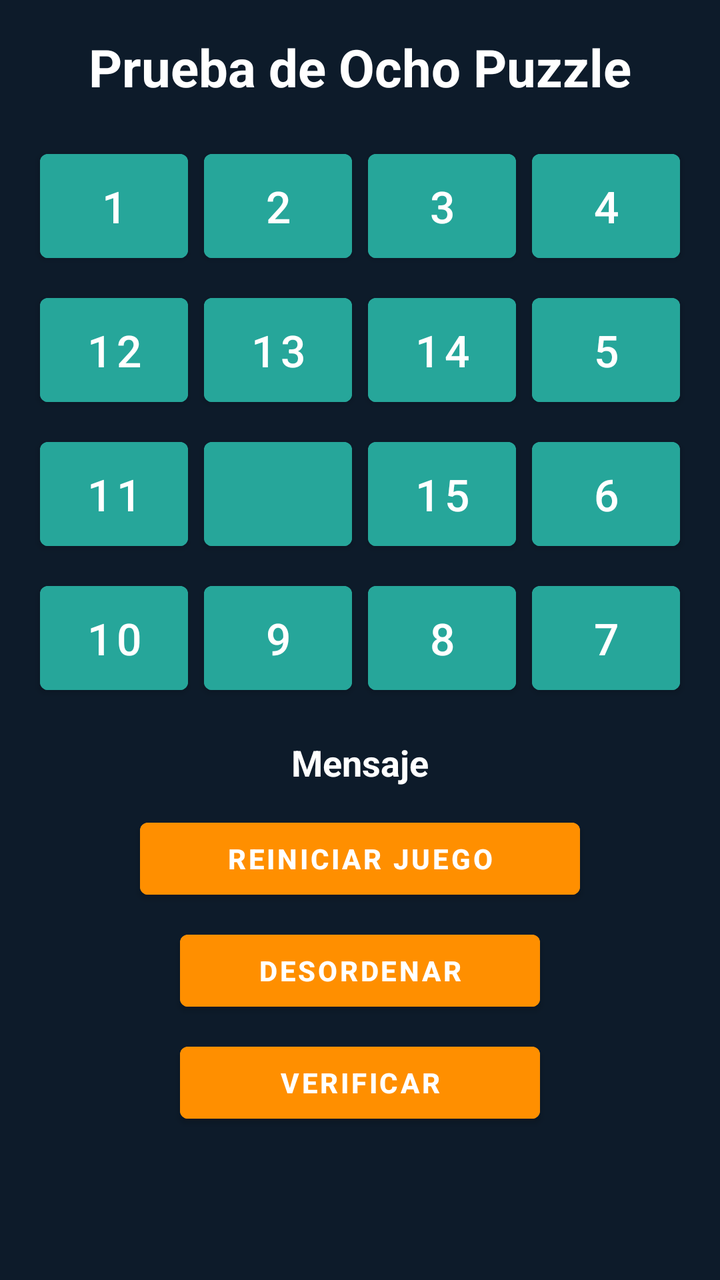
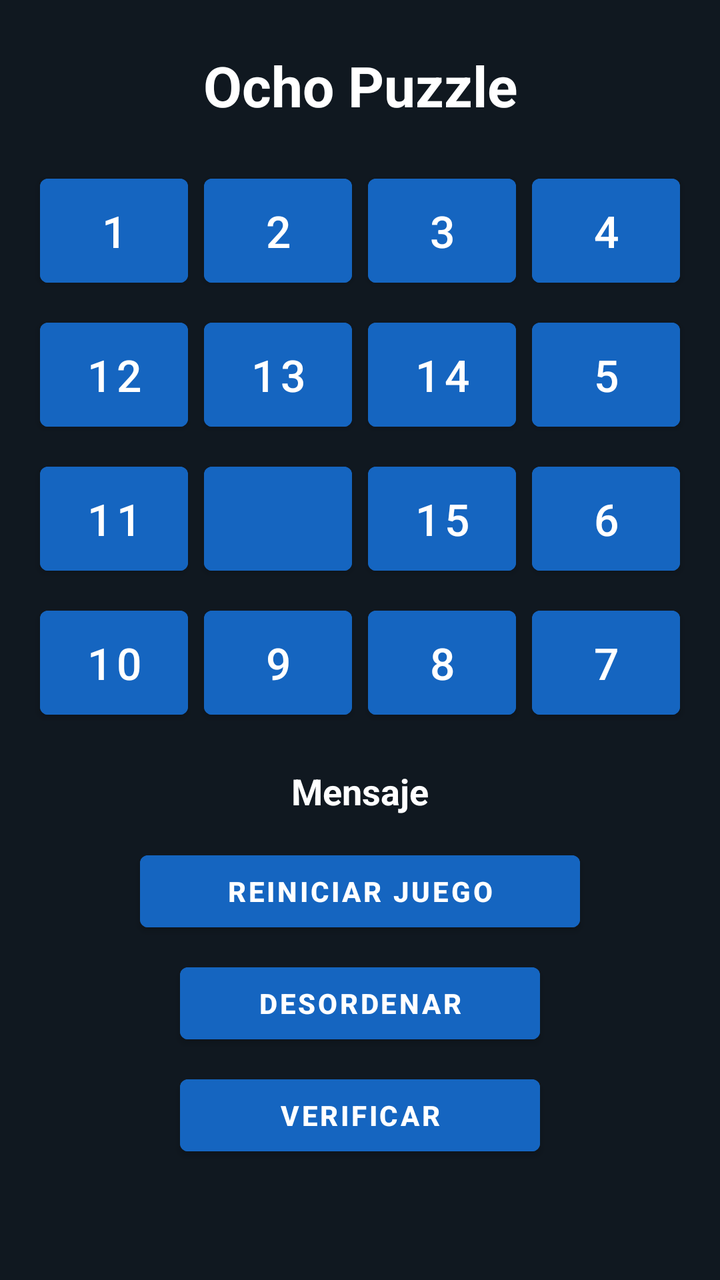

Compare the two renders of this Android layout. The source of the first and the diff that turns it into the second are given below.
<!-- AndroidManifest.xml: application theme Theme.OchoPuzzle -->
<!-- res/layout/activity_main.xml -->
<?xml version="1.0" encoding="utf-8"?>
<ScrollView xmlns:android="http://schemas.android.com/apk/res/android"
    android:layout_width="match_parent"
    android:layout_height="match_parent"
    android:background="#0D1B2A"
    android:fillViewport="true">

    <LinearLayout
        android:layout_width="match_parent"
        android:layout_height="wrap_content"
        android:gravity="center_horizontal"
        android:orientation="vertical"
        android:padding="16dp">

        <TextView
            android:layout_width="wrap_content"
            android:layout_height="wrap_content"
            android:layout_marginBottom="16dp"
            android:text="Prueba de Ocho Puzzle"
            android:textColor="#FFFFFF"
            android:textSize="26sp"
            android:textStyle="bold" />

        

        <LinearLayout
            android:layout_width="match_parent"
            android:layout_height="wrap_content"
            android:orientation="horizontal">

            <Button
                android:id="@+id/BTN00"
                android:layout_width="0dp"
                android:layout_height="64dp"
                android:layout_margin="4dp"
                android:layout_weight="1"
                android:backgroundTint="#26A69A"
                android:text="1"
                android:textColor="#FFFFFF"
                android:textSize="22sp" />

            <Button
                android:id="@+id/BTN01"
                android:layout_width="0dp"
                android:layout_height="64dp"
                android:layout_margin="4dp"
                android:layout_weight="1"
                android:backgroundTint="#26A69A"
                android:text="2"
                android:textColor="#FFFFFF"
                android:textSize="22sp" />

            <Button
                android:id="@+id/BTN02"
                android:layout_width="0dp"
                android:layout_height="64dp"
                android:layout_margin="4dp"
                android:layout_weight="1"
                android:backgroundTint="#26A69A"
                android:text="3"
                android:textColor="#FFFFFF"
                android:textSize="22sp" />

            <Button
                android:id="@+id/BTN03"
                android:layout_width="0dp"
                android:layout_height="64dp"
                android:layout_margin="4dp"
                android:layout_weight="1"
                android:backgroundTint="#26A69A"
                android:text="4"
                android:textColor="#FFFFFF"
                android:textSize="22sp" />
        </LinearLayout>

        

        <LinearLayout
            android:layout_width="match_parent"
            android:layout_height="wrap_content"
            android:orientation="horizontal">

            <Button
                android:id="@+id/BTN10"
                android:layout_width="0dp"
                android:layout_height="64dp"
                android:layout_margin="4dp"
                android:layout_weight="1"
                android:backgroundTint="#26A69A"
                android:text="12"
                android:textColor="#FFFFFF"
                android:textSize="22sp" />

            <Button
                android:id="@+id/BTN11"
                android:layout_width="0dp"
                android:layout_height="64dp"
                android:layout_margin="4dp"
                android:layout_weight="1"
                android:backgroundTint="#26A69A"
                android:text="13"
                android:textColor="#FFFFFF"
                android:textSize="22sp" />

            <Button
                android:id="@+id/BTN12"
                android:layout_width="0dp"
                android:layout_height="64dp"
                android:layout_margin="4dp"
                android:layout_weight="1"
                android:backgroundTint="#26A69A"
                android:text="14"
                android:textColor="#FFFFFF"
                android:textSize="22sp" />

            <Button
                android:id="@+id/BTN13"
                android:layout_width="0dp"
                android:layout_height="64dp"
                android:layout_margin="4dp"
                android:layout_weight="1"
                android:backgroundTint="#26A69A"
                android:text="5"
                android:textColor="#FFFFFF"
                android:textSize="22sp" />
        </LinearLayout>

        

        <LinearLayout
            android:layout_width="match_parent"
            android:layout_height="wrap_content"
            android:orientation="horizontal">

            <Button
                android:id="@+id/BTN20"
                android:layout_width="0dp"
                android:layout_height="64dp"
                android:layout_margin="4dp"
                android:layout_weight="1"
                android:backgroundTint="#26A69A"
                android:text="11"
                android:textColor="#FFFFFF"
                android:textSize="22sp" />

            <Button
                android:id="@+id/BTN21"
                android:layout_width="0dp"
                android:layout_height="64dp"
                android:layout_margin="4dp"
                android:layout_weight="1"
                android:backgroundTint="#26A69A"
                android:text=""
                android:textColor="#FFFFFF"
                android:textSize="22sp" />

            <Button
                android:id="@+id/BTN22"
                android:layout_width="0dp"
                android:layout_height="64dp"
                android:layout_margin="4dp"
                android:layout_weight="1"
                android:backgroundTint="#26A69A"
                android:text="15"
                android:textColor="#FFFFFF"
                android:textSize="22sp" />

            <Button
                android:id="@+id/BTN23"
                android:layout_width="0dp"
                android:layout_height="64dp"
                android:layout_margin="4dp"
                android:layout_weight="1"
                android:backgroundTint="#26A69A"
                android:text="6"
                android:textColor="#FFFFFF"
                android:textSize="22sp" />
        </LinearLayout>

        

        <LinearLayout
            android:layout_width="match_parent"
            android:layout_height="wrap_content"
            android:orientation="horizontal">

            <Button
                android:id="@+id/BTN30"
                android:layout_width="0dp"
                android:layout_height="64dp"
                android:layout_margin="4dp"
                android:layout_weight="1"
                android:backgroundTint="#26A69A"
                android:text="10"
                android:textColor="#FFFFFF"
                android:textSize="22sp" />

            <Button
                android:id="@+id/BTN31"
                android:layout_width="0dp"
                android:layout_height="64dp"
                android:layout_margin="4dp"
                android:layout_weight="1"
                android:backgroundTint="#26A69A"
                android:text="9"
                android:textColor="#FFFFFF"
                android:textSize="22sp" />

            <Button
                android:id="@+id/BTN32"
                android:layout_width="0dp"
                android:layout_height="64dp"
                android:layout_margin="4dp"
                android:layout_weight="1"
                android:backgroundTint="#26A69A"
                android:text="8"
                android:textColor="#FFFFFF"
                android:textSize="22sp" />

            <Button
                android:id="@+id/BTN33"
                android:layout_width="0dp"
                android:layout_height="64dp"
                android:layout_margin="4dp"
                android:layout_weight="1"
                android:backgroundTint="#26A69A"
                android:text="7"
                android:textColor="#FFFFFF"
                android:textSize="22sp" />
        </LinearLayout>

        <TextView
            android:id="@+id/TXVMessage"
            android:layout_width="match_parent"
            android:layout_height="wrap_content"
            android:layout_marginTop="14dp"
            android:gravity="center"
            android:text="Mensaje"
            android:textColor="#FFFFFF"
            android:textSize="18sp"
            android:textStyle="bold" />

        <Button
            android:id="@+id/BTNRestart"
            android:layout_width="220dp"
            android:layout_height="wrap_content"
            android:layout_marginTop="12dp"
            android:backgroundTint="#FF8F00"
            android:text="REINICIAR JUEGO"
            android:textColor="#FFFFFF"
            android:textStyle="bold" />

        <Button
            android:id="@+id/BTNShuffle"
            android:layout_width="180dp"
            android:layout_height="wrap_content"
            android:layout_marginTop="8dp"
            android:backgroundTint="#FF8F00"
            android:text="DESORDENAR"
            android:textColor="#FFFFFF"
            android:textStyle="bold" />

        <Button
            android:id="@+id/BTNVerify"
            android:layout_width="180dp"
            android:layout_height="wrap_content"
            android:layout_marginTop="8dp"
            android:layout_marginBottom="16dp"
            android:backgroundTint="#FF8F00"
            android:text="VERIFICAR"
            android:textColor="#FFFFFF"
            android:textStyle="bold" />

    </LinearLayout>

</ScrollView>
<!-- resources referenced by this layout -->
<resources>
  <style name="Theme.OchoPuzzle" parent="Theme.MaterialComponents.DayNight.DarkActionBar">
          
          <item name="colorPrimary">@color/purple_500</item>
          <item name="colorPrimaryVariant">@color/purple_700</item>
          <item name="colorOnPrimary">@color/white</item>
          
          <item name="colorSecondary">@color/teal_200</item>
          <item name="colorSecondaryVariant">@color/teal_700</item>
          <item name="colorOnSecondary">@color/black</item>
          
          <item name="android:statusBarColor">?attr/colorPrimaryVariant</item>
          
      </style>
  <color name="purple_500">#FF6200EE</color>
  <color name="purple_700">#FF3700B3</color>
  <color name="white">#FFFFFFFF</color>
  <color name="teal_200">#FF03DAC5</color>
  <color name="teal_700">#FF018786</color>
  <color name="black">#FF000000</color>
</resources>

<!-- the commit's change to res/layout/activity_main.xml (unified diff, before → after) -->
@@ -2,7 +2,7 @@
 <ScrollView xmlns:android="http://schemas.android.com/apk/res/android"
     android:layout_width="match_parent"
     android:layout_height="match_parent"
-    android:background="#0D1B2A"
+    android:background="#101820"
     android:fillViewport="true">
 
     <LinearLayout
@@ -10,15 +10,19 @@
         android:layout_height="wrap_content"
         android:gravity="center_horizontal"
         android:orientation="vertical"
-        android:padding="16dp">
+        android:paddingStart="16dp"
+        android:paddingTop="24dp"
+        android:paddingEnd="16dp"
+        android:paddingBottom="24dp">
 
         <TextView
-            android:layout_width="wrap_content"
-            android:layout_height="wrap_content"
-            android:layout_marginBottom="16dp"
-            android:text="Prueba de Ocho Puzzle"
-            android:textColor="#FFFFFF"
-            android:textSize="26sp"
+            android:layout_width="match_parent"
+            android:layout_height="wrap_content"
+            android:layout_marginBottom="18dp"
+            android:gravity="center"
+            android:text="@string/appTitle"
+            android:textColor="#FFFFFF"
+            android:textSize="28sp"
             android:textStyle="bold" />
 
         
@@ -34,7 +38,7 @@
                 android:layout_height="64dp"
                 android:layout_margin="4dp"
                 android:layout_weight="1"
-                android:backgroundTint="#26A69A"
+                android:backgroundTint="#1565C0"
                 android:text="1"
                 android:textColor="#FFFFFF"
                 android:textSize="22sp" />
@@ -45,7 +49,7 @@
                 android:layout_height="64dp"
                 android:layout_margin="4dp"
                 android:layout_weight="1"
-                android:backgroundTint="#26A69A"
+                android:backgroundTint="#1565C0"
                 android:text="2"
                 android:textColor="#FFFFFF"
                 android:textSize="22sp" />
@@ -56,7 +60,7 @@
                 android:layout_height="64dp"
                 android:layout_margin="4dp"
                 android:layout_weight="1"
-                android:backgroundTint="#26A69A"
+                android:backgroundTint="#1565C0"
                 android:text="3"
                 android:textColor="#FFFFFF"
                 android:textSize="22sp" />
@@ -67,7 +71,7 @@
                 android:layout_height="64dp"
                 android:layout_margin="4dp"
                 android:layout_weight="1"
-                android:backgroundTint="#26A69A"
+                android:backgroundTint="#1565C0"
                 android:text="4"
                 android:textColor="#FFFFFF"
                 android:textSize="22sp" />
@@ -86,7 +90,7 @@
                 android:layout_height="64dp"
                 android:layout_margin="4dp"
                 android:layout_weight="1"
-                android:backgroundTint="#26A69A"
+                android:backgroundTint="#1565C0"
                 android:text="12"
                 android:textColor="#FFFFFF"
                 android:textSize="22sp" />
@@ -97,7 +101,7 @@
                 android:layout_height="64dp"
                 android:layout_margin="4dp"
                 android:layout_weight="1"
-                android:backgroundTint="#26A69A"
+                android:backgroundTint="#1565C0"
                 android:text="13"
                 android:textColor="#FFFFFF"
                 android:textSize="22sp" />
@@ -108,7 +112,7 @@
                 android:layout_height="64dp"
                 android:layout_margin="4dp"
                 android:layout_weight="1"
-                android:backgroundTint="#26A69A"
+                android:backgroundTint="#1565C0"
                 android:text="14"
                 android:textColor="#FFFFFF"
                 android:textSize="22sp" />
@@ -119,7 +123,7 @@
                 android:layout_height="64dp"
                 android:layout_margin="4dp"
                 android:layout_weight="1"
-                android:backgroundTint="#26A69A"
+                android:backgroundTint="#1565C0"
                 android:text="5"
                 android:textColor="#FFFFFF"
                 android:textSize="22sp" />
@@ -138,7 +142,7 @@
                 android:layout_height="64dp"
                 android:layout_margin="4dp"
                 android:layout_weight="1"
-                android:backgroundTint="#26A69A"
+                android:backgroundTint="#1565C0"
                 android:text="11"
                 android:textColor="#FFFFFF"
                 android:textSize="22sp" />
@@ -149,7 +153,7 @@
                 android:layout_height="64dp"
                 android:layout_margin="4dp"
                 android:layout_weight="1"
-                android:backgroundTint="#26A69A"
+                android:backgroundTint="#1565C0"
                 android:text=""
                 android:textColor="#FFFFFF"
                 android:textSize="22sp" />
@@ -160,7 +164,7 @@
                 android:layout_height="64dp"
                 android:layout_margin="4dp"
                 android:layout_weight="1"
-                android:backgroundTint="#26A69A"
+                android:backgroundTint="#1565C0"
                 android:text="15"
                 android:textColor="#FFFFFF"
                 android:textSize="22sp" />
@@ -171,7 +175,7 @@
                 android:layout_height="64dp"
                 android:layout_margin="4dp"
                 android:layout_weight="1"
-                android:backgroundTint="#26A69A"
+                android:backgroundTint="#1565C0"
                 android:text="6"
                 android:textColor="#FFFFFF"
                 android:textSize="22sp" />
@@ -190,7 +194,7 @@
                 android:layout_height="64dp"
                 android:layout_margin="4dp"
                 android:layout_weight="1"
-                android:backgroundTint="#26A69A"
+                android:backgroundTint="#1565C0"
                 android:text="10"
                 android:textColor="#FFFFFF"
                 android:textSize="22sp" />
@@ -201,7 +205,7 @@
                 android:layout_height="64dp"
                 android:layout_margin="4dp"
                 android:layout_weight="1"
-                android:backgroundTint="#26A69A"
+                android:backgroundTint="#1565C0"
                 android:text="9"
                 android:textColor="#FFFFFF"
                 android:textSize="22sp" />
@@ -212,7 +216,7 @@
                 android:layout_height="64dp"
                 android:layout_margin="4dp"
                 android:layout_weight="1"
-                android:backgroundTint="#26A69A"
+                android:backgroundTint="#1565C0"
                 android:text="8"
                 android:textColor="#FFFFFF"
                 android:textSize="22sp" />
@@ -223,7 +227,7 @@
                 android:layout_height="64dp"
                 android:layout_margin="4dp"
                 android:layout_weight="1"
-                android:backgroundTint="#26A69A"
+                android:backgroundTint="#1565C0"
                 android:text="7"
                 android:textColor="#FFFFFF"
                 android:textSize="22sp" />
@@ -233,9 +237,9 @@
             android:id="@+id/TXVMessage"
             android:layout_width="match_parent"
             android:layout_height="wrap_content"
-            android:layout_marginTop="14dp"
+            android:layout_marginTop="16dp"
             android:gravity="center"
-            android:text="Mensaje"
+            android:text="@string/message"
             android:textColor="#FFFFFF"
             android:textSize="18sp"
             android:textStyle="bold" />
@@ -244,9 +248,9 @@
             android:id="@+id/BTNRestart"
             android:layout_width="220dp"
             android:layout_height="wrap_content"
-            android:layout_marginTop="12dp"
-            android:backgroundTint="#FF8F00"
-            android:text="REINICIAR JUEGO"
+            android:layout_marginTop="14dp"
+            android:backgroundTint="#1565C0"
+            android:text="@string/Restart"
             android:textColor="#FFFFFF"
             android:textStyle="bold" />
 
@@ -255,8 +259,8 @@
             android:layout_width="180dp"
             android:layout_height="wrap_content"
             android:layout_marginTop="8dp"
-            android:backgroundTint="#FF8F00"
-            android:text="DESORDENAR"
+            android:backgroundTint="#1565C0"
+            android:text="@string/Shuffle"
             android:textColor="#FFFFFF"
             android:textStyle="bold" />
 
@@ -265,9 +269,8 @@
             android:layout_width="180dp"
             android:layout_height="wrap_content"
             android:layout_marginTop="8dp"
-            android:layout_marginBottom="16dp"
-            android:backgroundTint="#FF8F00"
-            android:text="VERIFICAR"
+            android:backgroundTint="#1565C0"
+            android:text="@string/Verify"
             android:textColor="#FFFFFF"
             android:textStyle="bold" />
 
<!-- resource entries referenced after the edit -->
@@ -1,5 +1,10 @@
 <!-- resources referenced by this layout -->
 <resources>
+  <string name="Restart">Reiniciar Juego</string>
+  <string name="Shuffle">Desordenar</string>
+  <string name="Verify">Verificar</string>
+  <string name="appTitle">Ocho Puzzle</string>
+  <string name="message">Mensaje</string>
   <style name="Theme.OchoPuzzle" parent="Theme.MaterialComponents.DayNight.DarkActionBar">
           
           <item name="colorPrimary">@color/purple_500</item>
